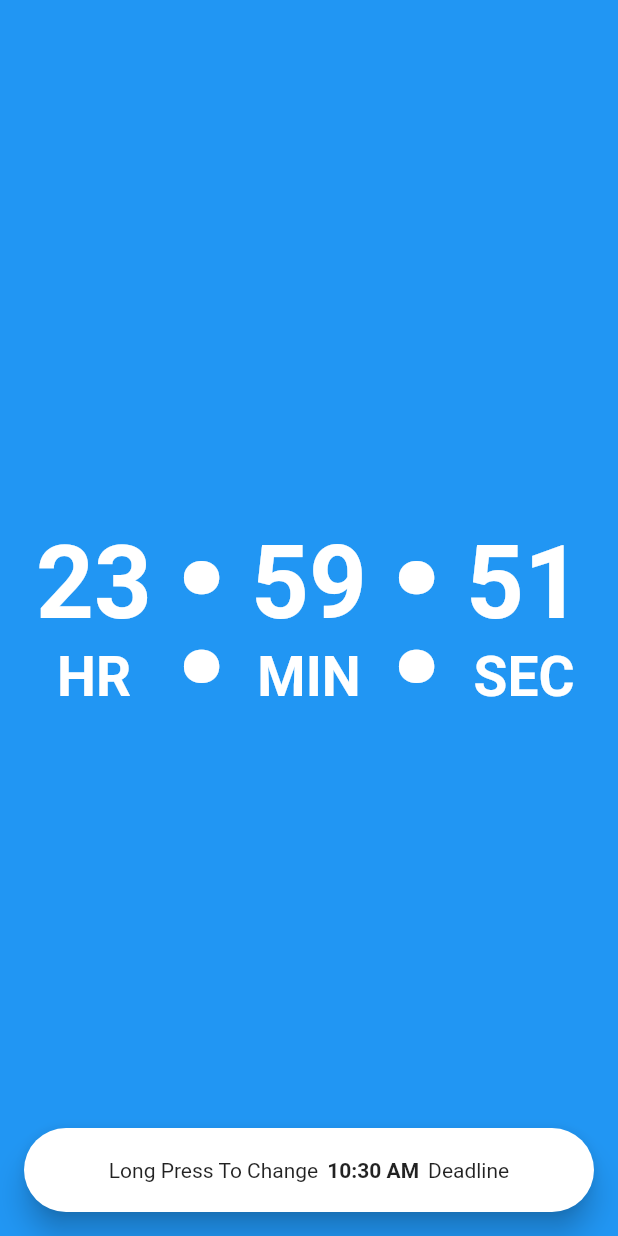
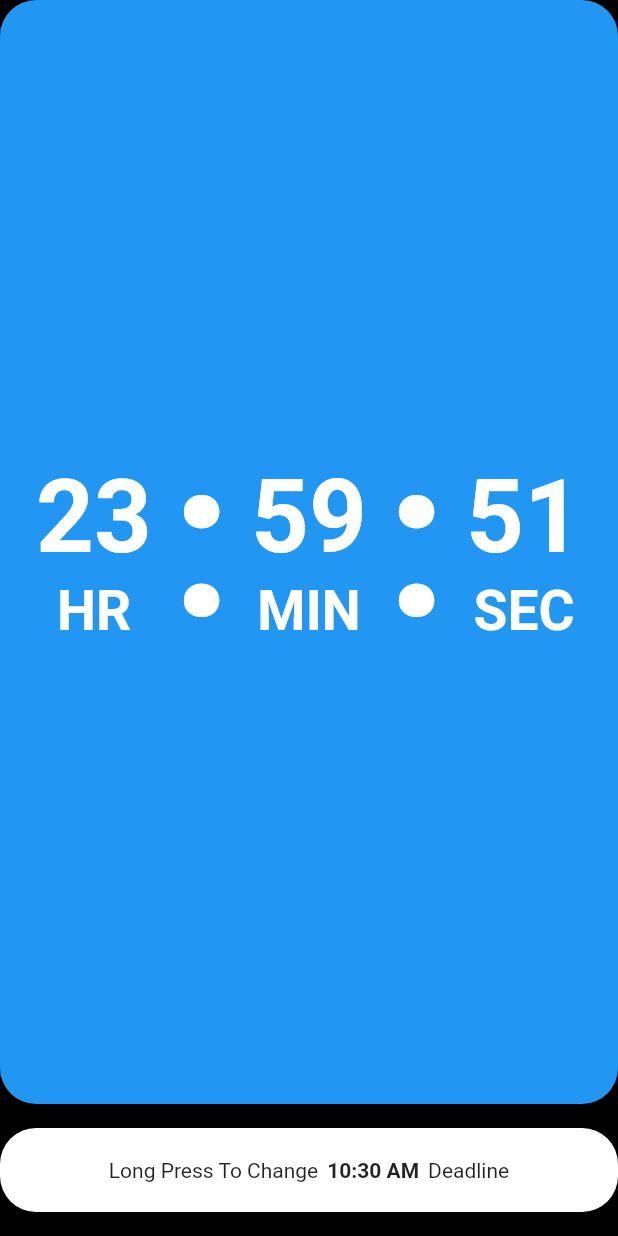
Before and after one commit to b-cancel/meetingTimer, a Flutter app: the screen it shows after launch, after a tap on "Start", on a phone screen of 412 x 824 dp. Run offline on Flutter 3.47's test engine with Material 2 defaults, Android fonts, the light colour scheme and no system bars; our stand-ins replace page_transition; missing offline and left inert: flutter_picker.

Commit message:
done deal

```diff
--- a/lib/main.dart
+++ b/lib/main.dart
@@ -183,7 +183,6 @@ class _HomeState extends State<Home> {
               child: Padding(
                 padding: EdgeInsets.symmetric(
                   vertical: 16,
-                  horizontal: 16,
                 ),
                 child: StartTimer(
                   isAm: isAm,
@@ -293,7 +292,7 @@ class _StartTimerState extends State<StartTimer> {
     //print as one might expect
     return Material(
       elevation: 8,
-      borderRadius: BorderRadius.circular(56),
+      borderRadius: BorderRadius.circular(24),
       color: Colors.green,
       child: InkWell(
         onTap: () {
@@ -315,7 +314,7 @@ class _StartTimerState extends State<StartTimer> {
             ),
           );
         },
-        borderRadius: BorderRadius.circular(56),
+        borderRadius: BorderRadius.circular(24),
         child: Container(
           height: 56,
           child: Center(
--- a/lib/timer.dart
+++ b/lib/timer.dart
@@ -20,7 +20,7 @@ class Timer extends StatefulWidget {
 
 class _TimerState extends State<Timer> {
   late DateTime timerStarted;
-  late DateTime caculatedDeadline;
+  late DateTime calculatedDeadline;
 
   automaticReload() async {
     await Future.delayed(
@@ -36,38 +36,100 @@ class _TimerState extends State<Timer> {
   @override
   void initState() {
     timerStarted = DateTime.now();
-    caculatedDeadline = timerStarted.add(widget.timerDuration);
+    calculatedDeadline = timerStarted.add(widget.timerDuration);
     automaticReload();
     super.initState();
   }
 
   @override
   Widget build(BuildContext context) {
-    Duration duration = caculatedDeadline.difference(DateTime.now());
-    Duration durationAbs = duration.abs();
-    bool isNeg = duration != durationAbs;
+    DateTime now = DateTime.now();
+    double screenWidth = MediaQuery.of(context).size.width;
 
+    //calc max
+    double screenHeight = MediaQuery.of(context).size.height;
+    double toolbarHeight = MediaQuery.of(context).padding.top;
+    double buttonAndPaddingHeight = 56 + (16 * 2);
+    double maxHeight = screenHeight - toolbarHeight - buttonAndPaddingHeight;
+
+    //determine if negative
+    Duration passedTime = calculatedDeadline.difference(now);
+    Duration passedTimeAbs = passedTime.abs();
+    bool isNeg = passedTime != passedTimeAbs;
+
+    //determine heights
+    num positiveHeight;
+    Duration totalTime = calculatedDeadline.difference(timerStarted);
+    num ratio = passedTimeAbs.inMicroseconds / totalTime.inMicroseconds;
+    num negativeHeight = (ratio * maxHeight);
+    positiveHeight = maxHeight - negativeHeight;
+
+    //build
     return Scaffold(
       backgroundColor: Colors.black,
-      body: Stack(
+      body: SafeArea(
+        child: Column(
           children: [
+            Expanded(
+              child: Container(
+                color: Colors.black,
+                child: ClipRRect(
+                  borderRadius: BorderRadius.circular(24),
+                  child: Stack(
+                    children: [
+                      //blue is on bottom
                       Positioned.fill(
                         child: Container(
-              color: isNeg == false ? Colors.blue : Colors.red,
+                          color: Colors.blue,
+                          width: screenWidth,
+                        ),
+                      ),
+                      //black grows from bottom until it fills creen
+                      Positioned(
+                        bottom: 0,
+                        child: Container(
+                          height: isNeg ? maxHeight : positiveHeight.toDouble(),
+                          color: ThemeData.dark().primaryColor,
+                          width: screenWidth,
+                        ),
+                      ),
+                      //start filling in from the top
+                      Positioned(
+                        top: 0,
+                        child: Visibility(
+                          visible: isNeg,
+                          child: Container(
+                            color: Colors.red,
+                            height: (negativeHeight > maxHeight)
+                                ? maxHeight
+                                : negativeHeight.toDouble(),
+                            width: screenWidth,
+                          ),
+                        ),
+                      ),
+                      //the timer on top of everything
+                      Positioned.fill(
+                        child: Container(
                           width: MediaQuery.of(context).size.width,
                           padding: EdgeInsets.all(24),
                           child: FittedBox(
                             fit: BoxFit.contain,
                             child: MyTimerDisplay(
-                  duration: durationAbs,
+                              duration: passedTimeAbs,
                             ),
                           ),
                         ),
                       ),
-          Positioned(
-            bottom: 16,
-            left: 16,
-            right: 16,
+                    ],
+                  ),
+                ),
+              ),
+            ),
+            Container(
+              color: Colors.black,
+              padding: EdgeInsets.symmetric(
+                vertical: 16,
+              ),
               child: Theme(
                 data: ThemeData.light(),
                 child: GoBack(
@@ -77,6 +139,7 @@ class _TimerState extends State<Timer> {
               ),
             ),
           ],
+        ),
       ),
     );
   }
@@ -96,7 +159,7 @@ class GoBack extends StatelessWidget {
   Widget build(BuildContext context) {
     return Material(
       elevation: 8,
-      borderRadius: BorderRadius.circular(56),
+      borderRadius: BorderRadius.circular(24),
       color: Colors.white,
       child: InkWell(
         onLongPress: () {
@@ -114,7 +177,7 @@ class GoBack extends StatelessWidget {
             ),
           );
         },
-        borderRadius: BorderRadius.circular(56),
+        borderRadius: BorderRadius.circular(24),
         child: Container(
           height: 56,
           child: Center(
```
Lines whose indentation alone changed are shown as unchanged.
